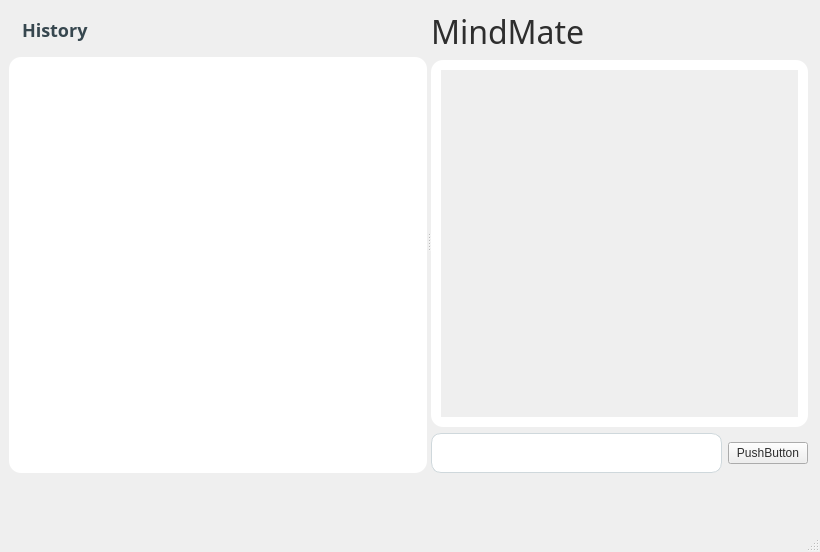
Ramlah7/Mental-Health-Chatbot-AI, file gui/main_window.ui: the form before one commit.
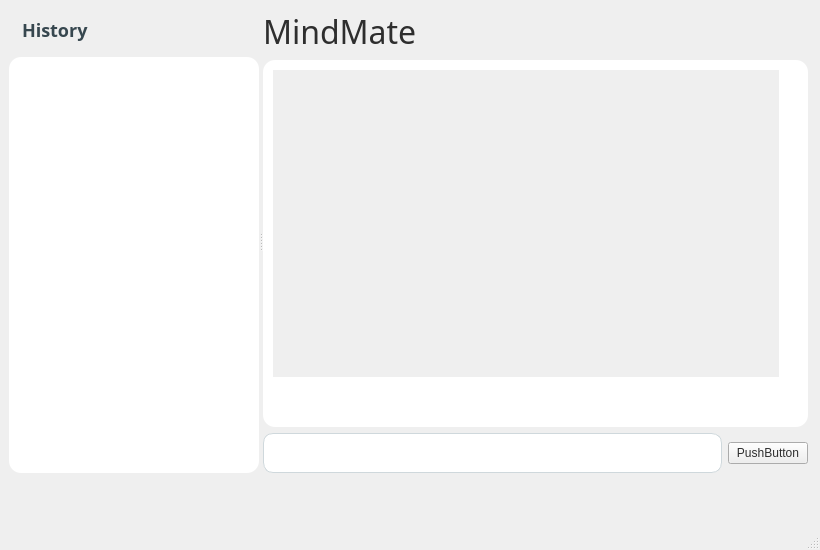
The form after the commit.

Patch:
```diff
--- a/gui/main_window.ui
+++ b/gui/main_window.ui
@@ -7,7 +7,7 @@
     <x>0</x>
     <y>0</y>
     <width>820</width>
-    <height>552</height>
+    <height>550</height>
    </rect>
   </property>
   <property name="windowTitle">
@@ -103,7 +103,7 @@
       <property name="maximumSize">
        <size>
         <width>16777215</width>
-        <height>16777215</height>
+        <height>500</height>
        </size>
       </property>
       <property name="orientation">
@@ -112,8 +112,8 @@
       <widget class="QWidget" name="widget" native="true">
        <property name="maximumSize">
         <size>
-         <width>16777215</width>
-         <height>16777215</height>
+         <width>250</width>
+         <height>500</height>
         </size>
        </property>
        <layout class="QVBoxLayout" name="verticalLayout">
@@ -164,6 +164,18 @@
              <height>307</height>
             </rect>
            </property>
+           <property name="minimumSize">
+            <size>
+             <width>506</width>
+             <height>307</height>
+            </size>
+           </property>
+           <property name="maximumSize">
+            <size>
+             <width>506</width>
+             <height>307</height>
+            </size>
+           </property>
           </widget>
          </widget>
         </item>
```
Left out of the diff: 2 changed lines with no effect on the pictures.
